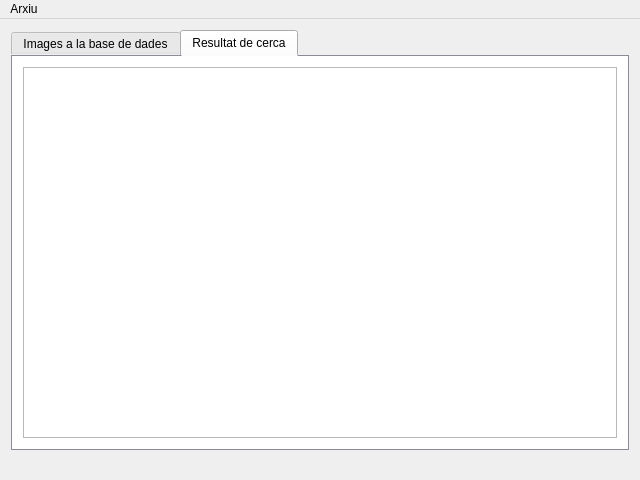
This is OpenMP/image-search/mainwindow.ui in Mithrandir0x/sc as Qt 5 draws it before an edit. The edited form follows.
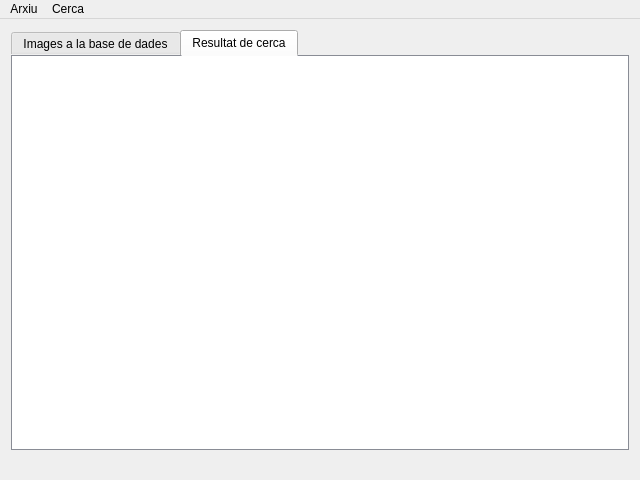
This is the edited form. The open tabs and pages were chosen to show the change.

Patch:
```diff
--- a/OpenMP/image-search/mainwindow.ui
+++ b/OpenMP/image-search/mainwindow.ui
@@ -83,10 +83,13 @@
        <layout class="QVBoxLayout" name="verticalLayout_3">
         <item>
          <widget class="QListWidget" name="mostCommonImagesListView">
+          <property name="styleSheet">
+           <string notr="true">border: 0px;</string>
+          </property>
           <property name="iconSize">
            <size>
-            <width>64</width>
-            <height>64</height>
+            <width>128</width>
+            <height>128</height>
            </size>
           </property>
           <property name="resizeMode">
@@ -121,7 +124,14 @@
     <addaction name="separator"/>
     <addaction name="actionExit"/>
    </widget>
+   <widget class="QMenu" name="menuCerca">
+    <property name="title">
+     <string>Cerca</string>
+    </property>
+    <addaction name="actionSearchMostCommonImages"/>
+   </widget>
    <addaction name="menuArxiu"/>
+   <addaction name="menuCerca"/>
   </widget>
   <widget class="QStatusBar" name="statusBar">
    <property name="sizeGripEnabled">
```
Left out of the diff: 7 changed lines with no effect on the pictures.
